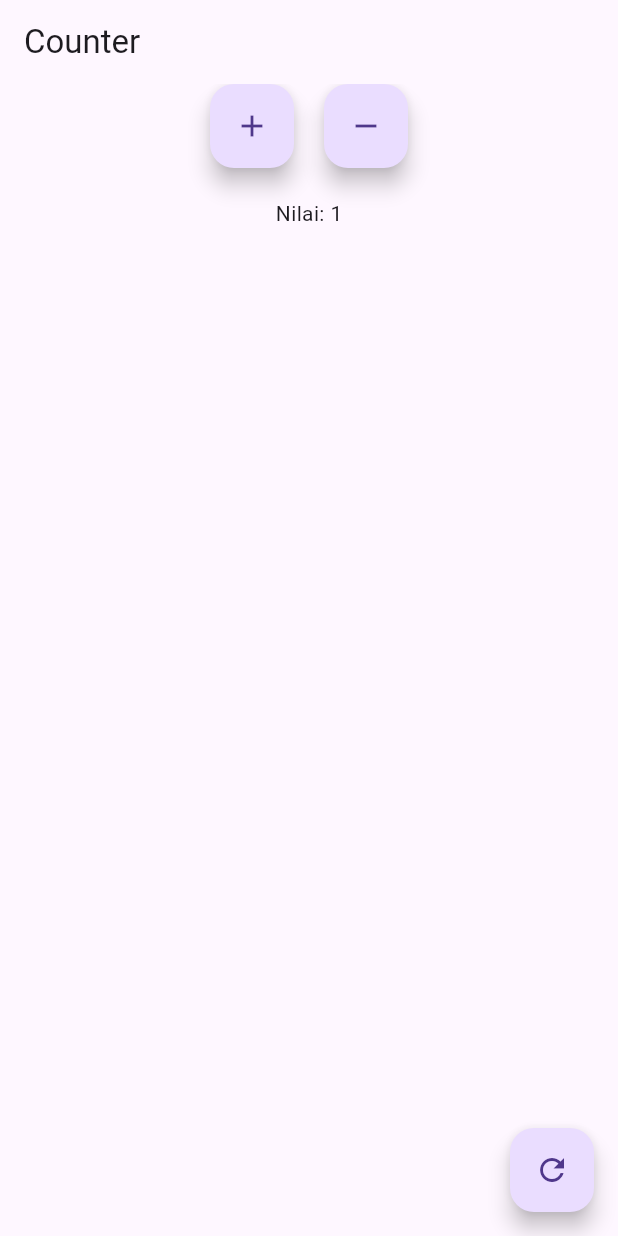
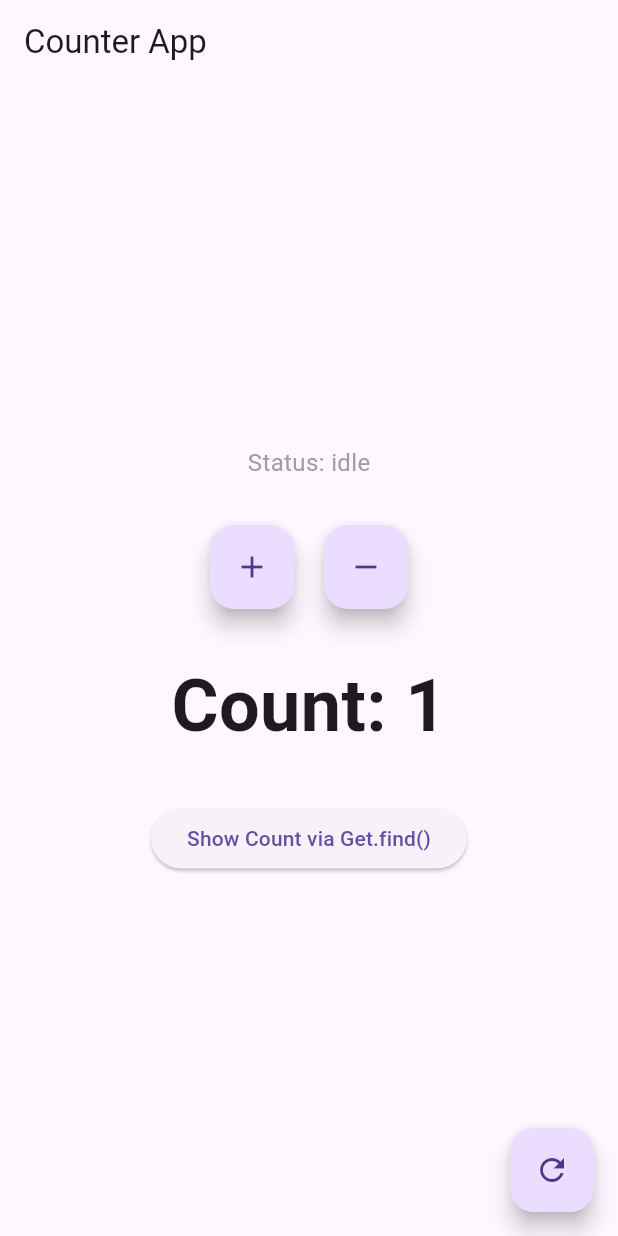
Before and after one commit to FUBARwithall/univ-mobdev-getx, a Flutter app: the screen it shows after launch, after a tap on the "add" icon, on a phone screen of 412 x 824 dp. Run offline on Flutter 3.47's test engine with Material 3 defaults, Android fonts, the phone set to English and light mode, and no system bars; our stand-ins replace get.

Commit message:
feature: implementing 8 getX utility

```diff
--- a/lib/main.dart
+++ b/lib/main.dart
@@ -5,20 +5,47 @@ void main() {
   runApp(const MyApp());
 }
 
-// Controller
+// 1. Binding - Dependency Injection
+class CounterBinding extends Bindings {
+  @override
+  void dependencies() {
+    Get.lazyPut(() => CounterController());
+  }
+}
+
+// 2. GetxController - With Status Management
 class CounterController extends GetxController {
   var count = 0.obs;
+  var status = 'idle'.obs;
 
   void increment() {
     count++;
+    status.value = 'incremented';
+    _showFeedback('Incremented to ${count.value}');
   }
 
   void decrement() {
     count--;
+    status.value = 'decremented';
+    _showFeedback('Decremented to ${count.value}');
   }
 
   void reset() {
     count.value = 0;
+    status.value = 'reset';
+    _showFeedback('Counter Reset');
+  }
+
+  // 3. Get.snackbar() - User Feedback Utility
+  void _showFeedback(String message) {
+    Get.snackbar(
+      'Counter Update',
+      message,
+      snackPosition: SnackPosition.BOTTOM,
+      backgroundColor: Colors.blueAccent,
+      colorText: Colors.white,
+      duration: const Duration(seconds: 1),
+    );
   }
 }
 
@@ -29,53 +56,82 @@ class MyApp extends StatelessWidget {
   @override
   Widget build(BuildContext context) {
     return GetMaterialApp(
-      home: Homepage()
+      home: const Homepage(),
+      initialBinding: CounterBinding(), // 4. Binding - Inject dependencies
     );
   }
 }
 
-class Homepage extends StatelessWidget {
-  final CounterController controller = Get.put(CounterController());
-
-  // const Homepage({super.key});
+// 5. GetView - Extends GetView instead of StatelessWidget (cleaner approach)
+class Homepage extends GetView<CounterController> {
+  const Homepage({super.key});
 
   @override
   Widget build(BuildContext context) {
+    // 6. Get.isRegistered() - Check if controller is registered
+    if (!Get.isRegistered<CounterController>()) {
+      Get.put(CounterController());
+    }
+
     return Scaffold(
       appBar: AppBar(
-        title: Text("Counter"),
+        title: const Text("Counter App"),
+        elevation: 0,
       ),
       body: Column(
+        mainAxisAlignment: MainAxisAlignment.center,
         children: [
+          // 7. GetBuilder - Alternative reactive builder (state management)
+          GetBuilder<CounterController>(
+            builder: (counterCtrl) => Text(
+              'Status: ${counterCtrl.status.value}',
+              style: const TextStyle(fontSize: 16, color: Colors.grey),
+            ),
+          ),
+          const SizedBox(height: 30),
           Row(
             mainAxisAlignment: MainAxisAlignment.center,
             children: [
-              SizedBox(
-                child:
-                  FloatingActionButton(
-                    onPressed: controller.increment,
-                    child: Icon(Icons.add)
-                  ),
+              FloatingActionButton(
+                onPressed: controller.increment,
+                tooltip: 'Increment',
+                child: const Icon(Icons.add),
               ),
-              SizedBox(width: 20),
-              SizedBox(
-                child:
-                  FloatingActionButton(
-                    onPressed: controller.decrement,
-                    child: Icon(Icons.remove),
-                  ),
+              const SizedBox(width: 20),
+              FloatingActionButton(
+                onPressed: controller.decrement,
+                tooltip: 'Decrement',
+                child: const Icon(Icons.remove),
               ),
             ],
           ),
-          SizedBox(height: 20),
+          const SizedBox(height: 30),
+          // Obx - Reactive value display (already in use)
           Center(
-            child: Obx(() => Text("Nilai: ${controller.count.value}")),
-          )
+            child: Obx(() => Text(
+              "Count: ${controller.count.value}",
+              style: const TextStyle(fontSize: 48, fontWeight: FontWeight.bold),
+            )),
+          ),
+          const SizedBox(height: 30),
+          // 8. Get.find() - Get controller instance without Put
+          ElevatedButton(
+            onPressed: () {
+              final counterCtrl = Get.find<CounterController>();
+              Get.snackbar(
+                'Current Count',
+                'Value: ${counterCtrl.count.value}',
+                duration: const Duration(seconds: 2),
+              );
+            },
+            child: const Text('Show Count via Get.find()'),
+          ),
         ],
       ),
       floatingActionButton: FloatingActionButton(
         onPressed: controller.reset,
-        child: Icon(Icons.refresh),
+        tooltip: 'Reset',
+        child: const Icon(Icons.refresh),
       ),
     );
   }
```
